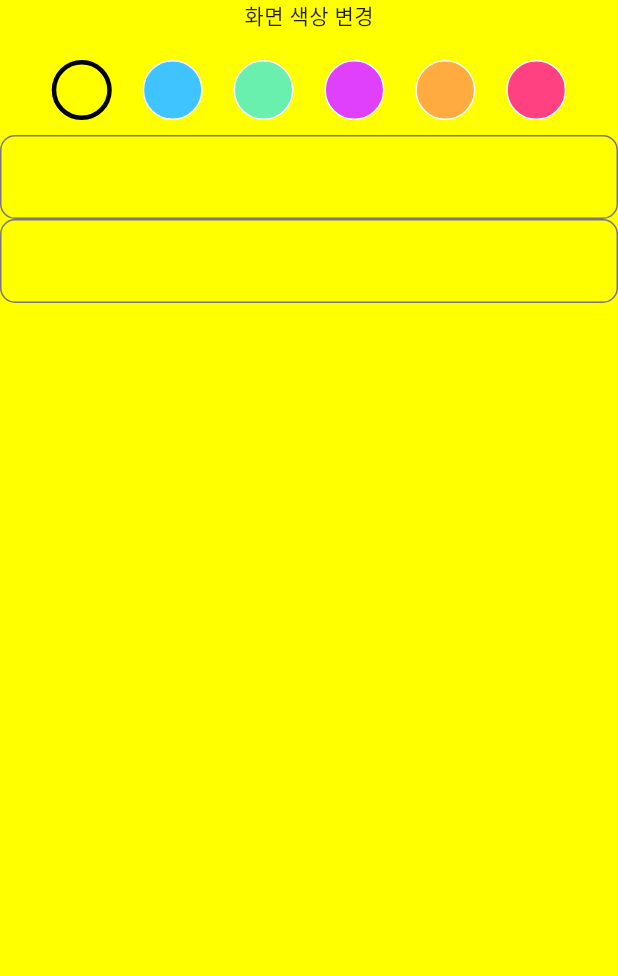
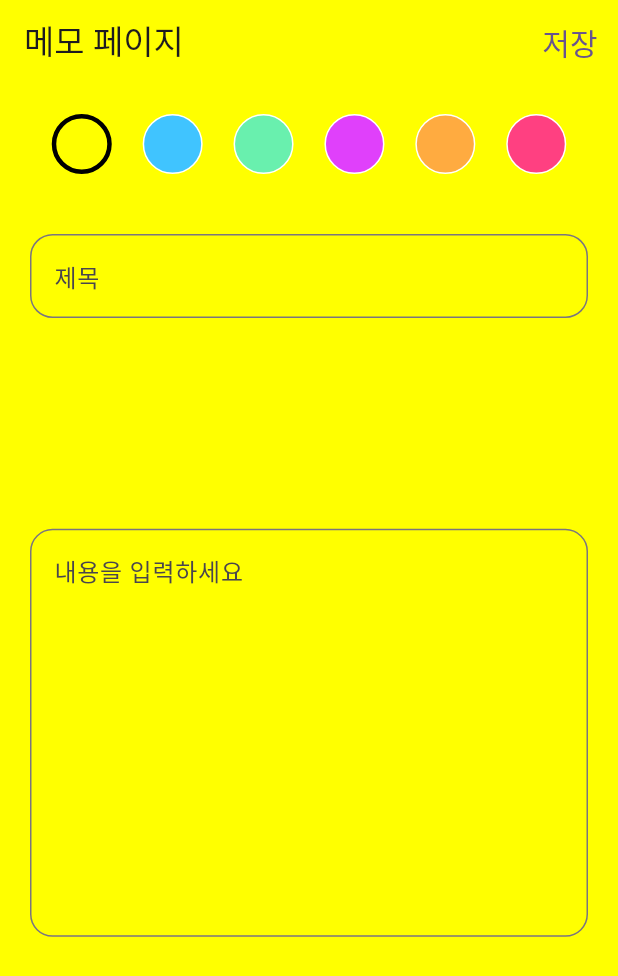
Before and after one commit to ALSDlab/memo-app, a Flutter app: the screen it shows after launch, on a phone screen of 412 x 824 dp. Shown: the top 976 px of the screen. Run offline on Flutter 3.47's test engine with Material 3 defaults, Android fonts, the phone set to English and light mode, and no system bars; our stand-ins replace freezed_annotation, shared_preferences; generated files the repository leaves out were written again.

```diff
--- a/lib/ui/memo_screen.dart
+++ b/lib/ui/memo_screen.dart
@@ -41,20 +41,20 @@ class _MemoScreenState extends State<MemoScreen> {
               width: double.infinity,
               height: double.infinity,
               color: selectedColor, // 화면 배경색을 선택한 색상으로 설정
-              child: const Column(
-                children: [
-                  Center(
-                    child: Text(
-                      '화면 색상 변경',
-                    ),
-                  ),
-                ],
-              ),
             ),
             Column(
               children: [
+                // 저장 버튼
+                AppBar(
+                  backgroundColor: Colors.transparent,
+                  title: Text(
+                    '메모 페이지',
+                  ),
+                  actions: [TextButton(child: Text('저장', style: TextStyle(fontSize: 20),), onPressed: () {})],
+                ),
+                // 색상 선택
                 Container(
-                  margin: const EdgeInsets.only(top: 30),
+                  margin: const EdgeInsets.only(top: 10, bottom: 10),
                   width: MediaQuery.of(context).size.width,
                   height: 60,
                   child: Align(
@@ -85,26 +85,43 @@ class _MemoScreenState extends State<MemoScreen> {
                     ),
                   ),
                 ),
-                TextField(
+                // 제목 작성
+                Expanded(
+                  flex: 2,
+                  child: Container(
+                    padding: const EdgeInsets.all(20),
+                    child: TextField(
                       controller: _titleTextController,
                       decoration: InputDecoration(
+                        hintText: '제목',
                         border: OutlineInputBorder(
-                      borderRadius: BorderRadius.circular(10),
-                      borderSide: BorderSide(
-                        width: 1,
+                          borderRadius: BorderRadius.circular(15),
+                          borderSide: const BorderSide(
+                            width: 2,
                             color: Colors.black,
                           ),
                         ),
                       ),
                     ),
-                TextField(
-                  controller: _titleTextController,
+                  ),
+                ),
+                // 내용 작성
+                Expanded(
+                  flex: 5,
+                  child: Container(
+                    padding: const EdgeInsets.all(20),
+                    child: TextField(
+                      maxLines: 10,
+                      controller: _memoTextController,
                       decoration: InputDecoration(
+                        hintText: '내용을 입력하세요',
                         border: OutlineInputBorder(
-                      borderRadius: BorderRadius.circular(10),
-                      borderSide: BorderSide(
+                          borderRadius: BorderRadius.circular(15),
+                          borderSide: const BorderSide(
                             width: 1,
                             color: Colors.black,
+                          ),
+                        ),
                       ),
                     ),
                   ),
--- a/pubspec.yaml
+++ b/pubspec.yaml
@@ -35,6 +35,9 @@ dependencies:
   # The following adds the Cupertino Icons font to your application.
   # Use with the CupertinoIcons class for iOS style icons.
   cupertino_icons: ^1.0.2
+  freezed_annotation: ^2.4.1
+  json_annotation: ^4.8.1
+  shared_preferences: ^2.2.2
 
 dev_dependencies:
   flutter_test:
@@ -46,6 +49,9 @@ dev_dependencies:
   # package. See that file for information about deactivating specific lint
   # rules and activating additional ones.
   flutter_lints: ^2.0.0
+  build_runner: ^2.4.7
+  freezed: ^2.4.6
+  json_serializable: ^6.7.1
 
 # For information on the generic Dart part of this file, see the
 # following page: https://dart.dev/tools/pub/pubspec
```
Also changed, not shown: lib/data/model/memo_data.dart (added, +18 -0 lines), lib/data/repository/memo_repository.dart (added, +76 -0 lines), lib/ui/list_screen.dart (+75 -0 lines), lib/ui/memo_card.dart (added, +89 -0 lines), pubspec.lock, 1 other file. Lines whose indentation alone changed are shown as unchanged.
